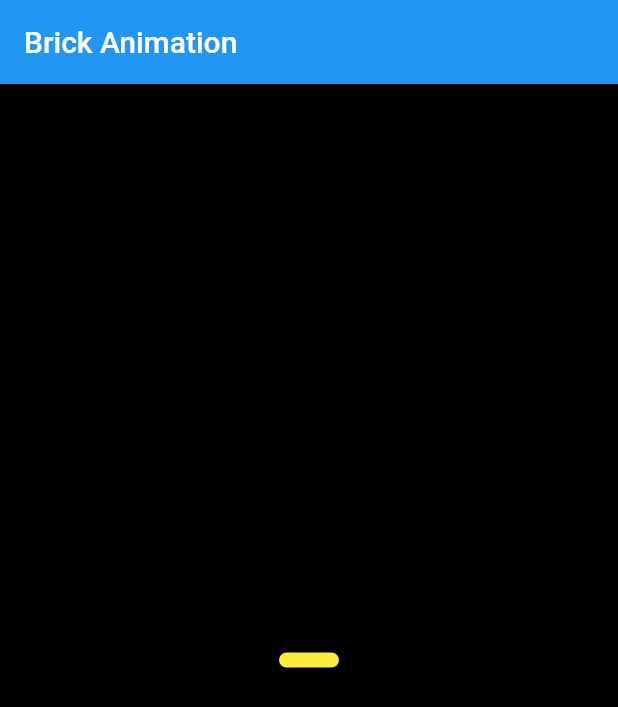
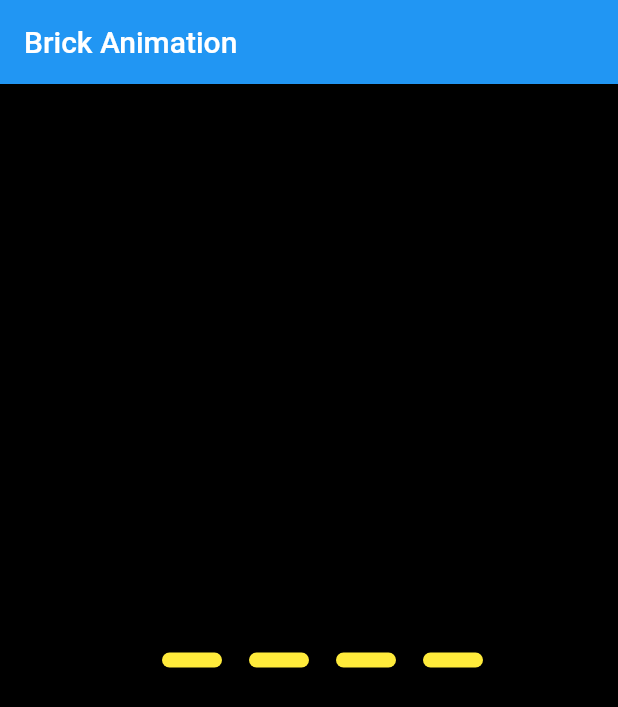
Before and after one commit to ajay1706/flutter-animations-3, a Flutter app: the screen it shows after launch, on a phone screen of 412 x 824 dp. Shown: the top 707 px of the screen. Run offline on Flutter 3.47's test engine with Material 2 defaults, Android fonts, the phone set to English and light mode, and no system bars.

Commit message:
Done with creating the bricks

```diff
--- a/flutter_animations3/lib/brick.dart
+++ b/flutter_animations3/lib/brick.dart
@@ -16,7 +16,30 @@ class _BrickPageState extends State<BrickPage> {
       body:  Container(
         color: Colors.black,
         child: Center(
-          child: Container(
+          child: Row(
+            mainAxisAlignment: MainAxisAlignment.center,
+            children: <Widget>[
+              Brick(),
+              Brick(),
+              Brick(),
+              Brick()
+            ],
+          ),
+
+        ),
+      ),
+    );
+  }
+}
+
+
+class Brick extends StatelessWidget {
+  final double marginLeft;
+  Brick({this.marginLeft =18.0});
+  @override
+  Widget build(BuildContext context) {
+    return   Container(
+      margin: EdgeInsets.only(left: marginLeft),
             height:10.0,
             width: 40.0,
             decoration: BoxDecoration(
@@ -24,9 +47,6 @@ class _BrickPageState extends State<BrickPage> {
                       color: Colors.yellow,
 
 
-),  ),
-        ),
-      ),
-    );
+),  );
   }
 }
```
